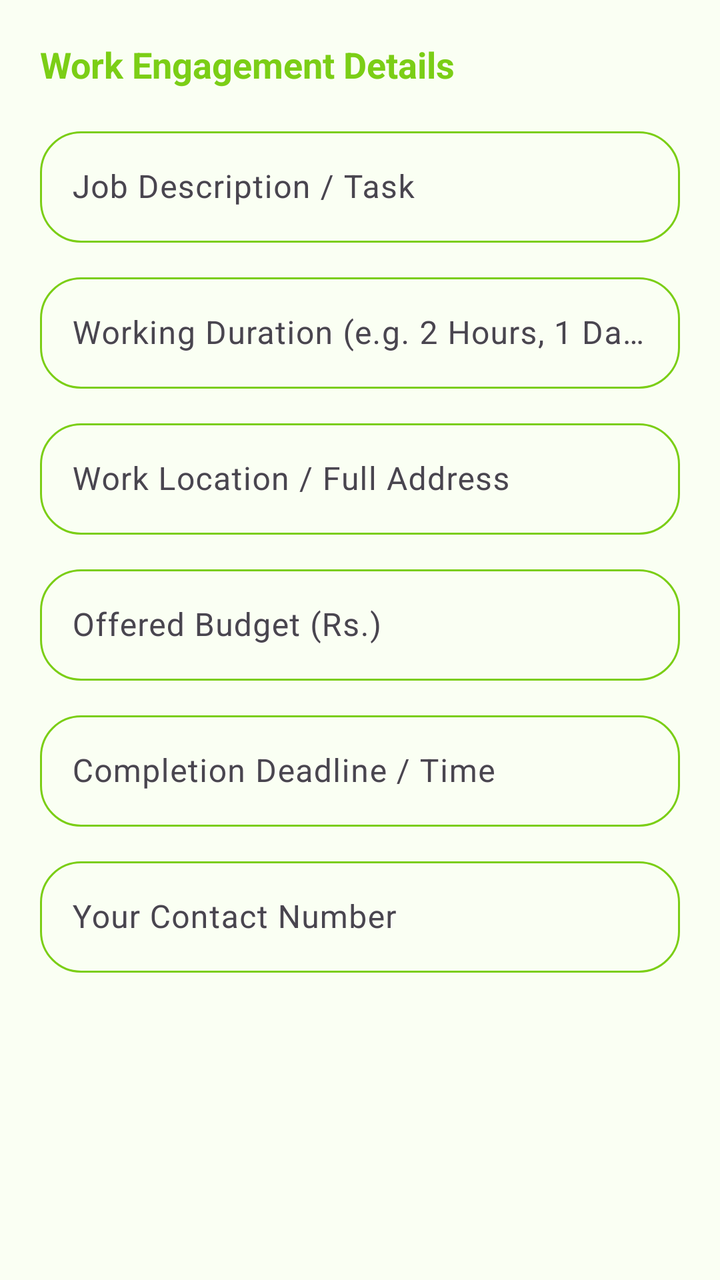
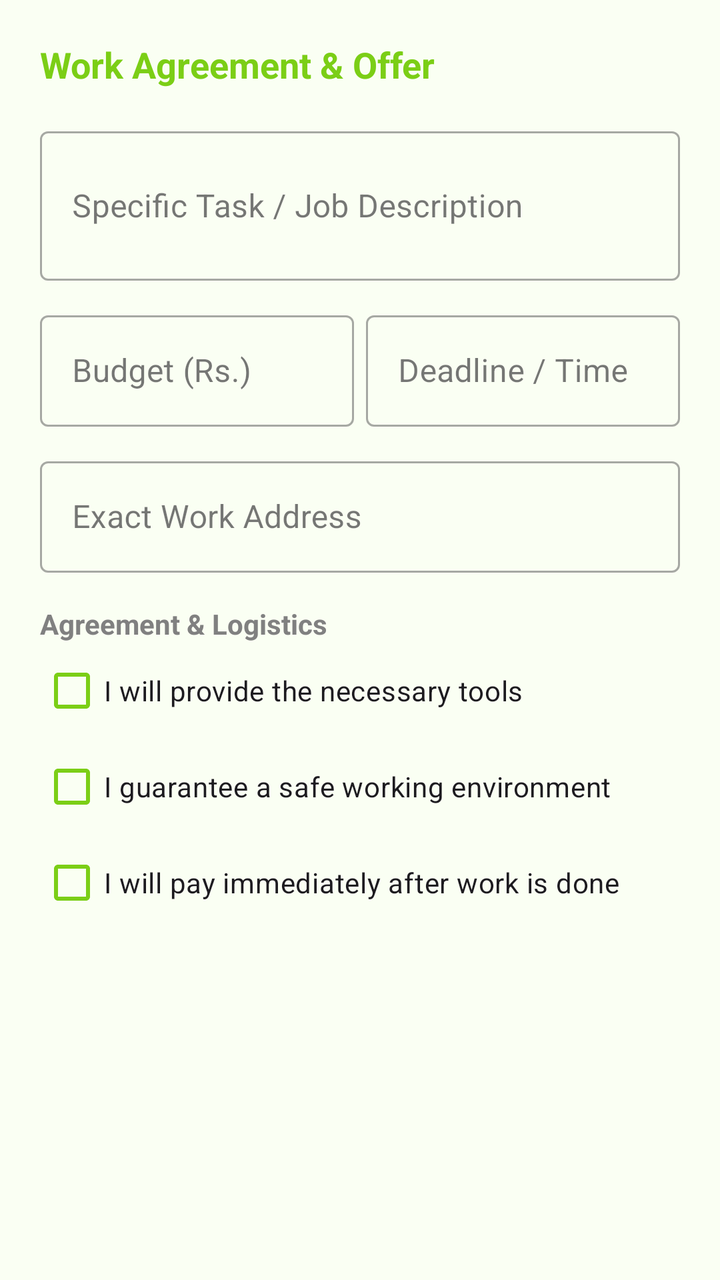

Screens rendered from an Android XML layout before and after an edit, with the pre-edit source and the edit as a unified diff.
<!-- AndroidManifest.xml: application theme Theme.RozgarConnector -->
<!-- res/layout/dialog_hire_details.xml -->
<?xml version="1.0" encoding="utf-8"?>
<ScrollView xmlns:android="http://schemas.android.com/apk/res/android"
    android:layout_width="match_parent"
    android:layout_height="wrap_content"
    android:background="@color/white">

    <LinearLayout
        android:layout_width="match_parent"
        android:layout_height="wrap_content"
        android:orientation="vertical"
        android:padding="20dp">

        <TextView
            android:id="@+id/tvHireTitle"
            android:layout_width="wrap_content"
            android:layout_height="wrap_content"
            android:layout_marginBottom="16dp"
            android:text="@string/work_engagement_details"
            android:textColor="@color/primary_green"
            android:textSize="18sp"
            android:textStyle="bold" />

        <com.google.android.material.textfield.TextInputLayout
            android:id="@+id/tilJobTask"
            android:layout_width="match_parent"
            android:layout_height="wrap_content"
            android:hint="@string/job_task_hint">

            <com.google.android.material.textfield.TextInputEditText
                android:id="@+id/etJobTask"
                android:layout_width="match_parent"
                android:layout_height="wrap_content"
                android:background="@drawable/edittext_border"
                android:inputType="textMultiLine" />
        </com.google.android.material.textfield.TextInputLayout>

        
        <TextView
            android:id="@+id/tvEngagementLabel"
            android:layout_width="wrap_content"
            android:layout_height="wrap_content"
            android:layout_marginTop="12dp"
            android:text="@string/select_engagement_type"
            android:visibility="gone" />

        <Spinner
            android:id="@+id/spinnerEngagement"
            android:layout_width="match_parent"
            android:layout_height="wrap_content"
            android:layout_marginTop="4dp"
            android:background="@android:drawable/btn_dropdown"
            android:padding="8dp"
            android:visibility="gone" />

        
        <com.google.android.material.textfield.TextInputLayout
            android:id="@+id/tilJobDuration"
            android:layout_width="match_parent"
            android:layout_height="wrap_content"
            android:layout_marginTop="12dp"
            android:hint="@string/working_duration_hint">

            <com.google.android.material.textfield.TextInputEditText
                android:id="@+id/etJobDuration"
                android:layout_width="match_parent"
                android:layout_height="wrap_content"
                android:background="@drawable/edittext_border"
                android:inputType="text" />
        </com.google.android.material.textfield.TextInputLayout>

        <com.google.android.material.textfield.TextInputLayout
            android:layout_width="match_parent"
            android:layout_height="wrap_content"
            android:layout_marginTop="12dp"
            android:hint="@string/work_location_hint">

            <com.google.android.material.textfield.TextInputEditText
                android:id="@+id/etJobLocation"
                android:layout_width="match_parent"
                android:layout_height="wrap_content"
                android:background="@drawable/edittext_border"
                android:inputType="text" />
        </com.google.android.material.textfield.TextInputLayout>

        <com.google.android.material.textfield.TextInputLayout
            android:layout_width="match_parent"
            android:layout_height="wrap_content"
            android:layout_marginTop="12dp"
            android:hint="@string/offered_budget_hint">

            <com.google.android.material.textfield.TextInputEditText
                android:id="@+id/etJobBudget"
                android:layout_width="match_parent"
                android:layout_height="wrap_content"
                android:inputType="number"
                android:background="@drawable/edittext_border"/>
        </com.google.android.material.textfield.TextInputLayout>

        <com.google.android.material.textfield.TextInputLayout
            android:layout_width="match_parent"
            android:layout_height="wrap_content"
            android:layout_marginTop="12dp"
            android:hint="@string/completion_deadline_hint">

            <com.google.android.material.textfield.TextInputEditText
                android:id="@+id/etJobDeadline"
                android:layout_width="match_parent"
                android:layout_height="wrap_content"
                android:inputType="text"
                android:background="@drawable/edittext_border"/>
        </com.google.android.material.textfield.TextInputLayout>

        <com.google.android.material.textfield.TextInputLayout
            android:layout_width="match_parent"
            android:layout_height="wrap_content"
            android:layout_marginTop="12dp"
            android:hint="@string/contact_number_hint">

            <com.google.android.material.textfield.TextInputEditText
                android:id="@+id/etJobContact"
                android:layout_width="match_parent"
                android:layout_height="wrap_content"
                android:inputType="phone"
                android:background="@drawable/edittext_border"/>
        </com.google.android.material.textfield.TextInputLayout>

    </LinearLayout>
</ScrollView>
<!-- resources referenced by this layout -->
<resources>
  <color name="primary_green">#7BCE16</color>
  <color name="white">#FAFFF3</color>
  <!-- drawable edittext_border (drawable) -->
  <shape xmlns:android="http://schemas.android.com/apk/res/android">
      <stroke android:width="1dp" android:color="#7BCE16"/>
      <corners android:radius="20dp"/>
      <padding android:left="10dp" android:right="10dp"/>
  </shape>
  <string name="completion_deadline_hint">Completion Deadline / Time</string>
  <string name="contact_number_hint">Your Contact Number</string>
  <string name="job_task_hint">Job Description / Task</string>
  <string name="offered_budget_hint">Offered Budget (Rs.)</string>
  <string name="select_engagement_type">Select Engagement Type</string>
  <string name="work_engagement_details">Work Engagement Details</string>
  <string name="work_location_hint">Work Location / Full Address</string>
  <string name="working_duration_hint">Working Duration (e.g. 2 Hours, 1 Day)</string>
  <style name="Theme.RozgarConnector" parent="Base.Theme.RozgarConnector" />
  <style name="Base.Theme.RozgarConnector" parent="Theme.Material3.DayNight.NoActionBar">
          
          <item name="colorPrimary">@color/primary_green</item>
      </style>
</resources>

<!-- the commit's change to res/layout/dialog_hire_details.xml (unified diff, before → after) -->
@@ -1,5 +1,6 @@
 <?xml version="1.0" encoding="utf-8"?>
 <ScrollView xmlns:android="http://schemas.android.com/apk/res/android"
+    xmlns:app="http://schemas.android.com/apk/res-auto"
     android:layout_width="match_parent"
     android:layout_height="wrap_content"
     android:background="@color/white">
@@ -15,114 +16,105 @@
             android:layout_width="wrap_content"
             android:layout_height="wrap_content"
             android:layout_marginBottom="16dp"
-            android:text="@string/work_engagement_details"
+            android:text="Work Agreement &amp; Offer"
             android:textColor="@color/primary_green"
             android:textSize="18sp"
             android:textStyle="bold" />
 
         <com.google.android.material.textfield.TextInputLayout
-            android:id="@+id/tilJobTask"
             android:layout_width="match_parent"
             android:layout_height="wrap_content"
-            android:hint="@string/job_task_hint">
-
+            android:hint="Specific Task / Job Description"
+            style="@style/Widget.MaterialComponents.TextInputLayout.OutlinedBox">
             <com.google.android.material.textfield.TextInputEditText
                 android:id="@+id/etJobTask"
                 android:layout_width="match_parent"
                 android:layout_height="wrap_content"
-                android:background="@drawable/edittext_border"
-                android:inputType="textMultiLine" />
+                android:inputType="textMultiLine"
+                android:minLines="2"/>
         </com.google.android.material.textfield.TextInputLayout>
 
-        
-        <TextView
-            android:id="@+id/tvEngagementLabel"
-            android:layout_width="wrap_content"
-            android:layout_height="wrap_content"
-            android:layout_marginTop="12dp"
-            android:text="@string/select_engagement_type"
-            android:visibility="gone" />
-
-        <Spinner
-            android:id="@+id/spinnerEngagement"
+        <LinearLayout
             android:layout_width="match_parent"
             android:layout_height="wrap_content"
-            android:layout_marginTop="4dp"
-            android:background="@android:drawable/btn_dropdown"
-            android:padding="8dp"
-            android:visibility="gone" />
+            android:orientation="horizontal"
+            android:weightSum="2"
+            android:layout_marginTop="12dp">
 
-        
-        <com.google.android.material.textfield.TextInputLayout
-            android:id="@+id/tilJobDuration"
-            android:layout_width="match_parent"
-            android:layout_height="wrap_content"
-            android:layout_marginTop="12dp"
-            android:hint="@string/working_duration_hint">
+            <com.google.android.material.textfield.TextInputLayout
+                android:layout_width="0dp"
+                android:layout_height="wrap_content"
+                android:layout_weight="1"
+                android:hint="Budget (Rs.)"
+                android:layout_marginEnd="6dp"
+                style="@style/Widget.MaterialComponents.TextInputLayout.OutlinedBox">
+                <com.google.android.material.textfield.TextInputEditText
+                    android:id="@+id/etJobBudget"
+                    android:layout_width="match_parent"
+                    android:layout_height="wrap_content"
+                    android:inputType="number"/>
+            </com.google.android.material.textfield.TextInputLayout>
 
-            <com.google.android.material.textfield.TextInputEditText
-                android:id="@+id/etJobDuration"
-                android:layout_width="match_parent"
+            <com.google.android.material.textfield.TextInputLayout
+                android:layout_width="0dp"
                 android:layout_height="wrap_content"
-                android:background="@drawable/edittext_border"
-                android:inputType="text" />
-        </com.google.android.material.textfield.TextInputLayout>
+                android:layout_weight="1"
+                android:hint="Deadline / Time"
+                style="@style/Widget.MaterialComponents.TextInputLayout.OutlinedBox">
+                <com.google.android.material.textfield.TextInputEditText
+                    android:id="@+id/etJobDeadline"
+                    android:layout_width="match_parent"
+                    android:layout_height="wrap_content"
+                    android:inputType="text"/>
+            </com.google.android.material.textfield.TextInputLayout>
+        </LinearLayout>
 
         <com.google.android.material.textfield.TextInputLayout
             android:layout_width="match_parent"
             android:layout_height="wrap_content"
             android:layout_marginTop="12dp"
-            android:hint="@string/work_location_hint">
-
+            android:hint="Exact Work Address"
+            style="@style/Widget.MaterialComponents.TextInputLayout.OutlinedBox">
             <com.google.android.material.textfield.TextInputEditText
                 android:id="@+id/etJobLocation"
                 android:layout_width="match_parent"
                 android:layout_height="wrap_content"
-                android:background="@drawable/edittext_border"
-                android:inputType="text" />
+                android:inputType="text"/>
         </com.google.android.material.textfield.TextInputLayout>
 
-        <com.google.android.material.textfield.TextInputLayout
-            android:layout_width="match_parent"
+        
+        <TextView
+            android:layout_width="wrap_content"
             android:layout_height="wrap_content"
-            android:layout_marginTop="12dp"
-            android:hint="@string/offered_budget_hint">
+            android:text="Agreement &amp; Logistics"
+            android:textStyle="bold"
+            android:textSize="14sp"
+            android:layout_marginTop="16dp"
+            android:textColor="@color/grey"/>
 
-            <com.google.android.material.textfield.TextInputEditText
-                android:id="@+id/etJobBudget"
-                android:layout_width="match_parent"
-                android:layout_height="wrap_content"
-                android:inputType="number"
-                android:background="@drawable/edittext_border"/>
-        </com.google.android.material.textfield.TextInputLayout>
+        <CheckBox
+            android:id="@+id/cbToolsProvided"
+            android:layout_width="wrap_content"
+            android:layout_height="wrap_content"
+            android:text="I will provide the necessary tools"
+            android:checked="true"
+            android:buttonTint="@color/primary_green"/>
 
-        <com.google.android.material.textfield.TextInputLayout
-            android:layout_width="match_parent"
+        <CheckBox
+            android:id="@+id/cbSafetyConfirmed"
+            android:layout_width="wrap_content"
             android:layout_height="wrap_content"
-            android:layout_marginTop="12dp"
-            android:hint="@string/completion_deadline_hint">
+            android:text="I guarantee a safe working environment"
+            android:checked="true"
+            android:buttonTint="@color/primary_green"/>
 
-            <com.google.android.material.textfield.TextInputEditText
-                android:id="@+id/etJobDeadline"
-                android:layout_width="match_parent"
-                android:layout_height="wrap_content"
-                android:inputType="text"
-                android:background="@drawable/edittext_border"/>
-        </com.google.android.material.textfield.TextInputLayout>
-
-        <com.google.android.material.textfield.TextInputLayout
-            android:layout_width="match_parent"
+        <CheckBox
+            android:id="@+id/cbPaymentPrompt"
+            android:layout_width="wrap_content"
             android:layout_height="wrap_content"
-            android:layout_marginTop="12dp"
-            android:hint="@string/contact_number_hint">
-
-            <com.google.android.material.textfield.TextInputEditText
-                android:id="@+id/etJobContact"
-                android:layout_width="match_parent"
-                android:layout_height="wrap_content"
-                android:inputType="phone"
-                android:background="@drawable/edittext_border"/>
-        </com.google.android.material.textfield.TextInputLayout>
+            android:text="I will pay immediately after work is done"
+            android:checked="true"
+            android:buttonTint="@color/primary_green"/>
 
     </LinearLayout>
 </ScrollView>
<!-- resource entries referenced after the edit -->
@@ -1,21 +1,8 @@
 <!-- resources referenced by this layout -->
 <resources>
+  <color name="grey">#808080</color>
   <color name="primary_green">#7BCE16</color>
   <color name="white">#FAFFF3</color>
-  <!-- drawable edittext_border (drawable) -->
-  <shape xmlns:android="http://schemas.android.com/apk/res/android">
-      <stroke android:width="1dp" android:color="#7BCE16"/>
-      <corners android:radius="20dp"/>
-      <padding android:left="10dp" android:right="10dp"/>
-  </shape>
-  <string name="completion_deadline_hint">Completion Deadline / Time</string>
-  <string name="contact_number_hint">Your Contact Number</string>
-  <string name="job_task_hint">Job Description / Task</string>
-  <string name="offered_budget_hint">Offered Budget (Rs.)</string>
-  <string name="select_engagement_type">Select Engagement Type</string>
-  <string name="work_engagement_details">Work Engagement Details</string>
-  <string name="work_location_hint">Work Location / Full Address</string>
-  <string name="working_duration_hint">Working Duration (e.g. 2 Hours, 1 Day)</string>
   <style name="Theme.RozgarConnector" parent="Base.Theme.RozgarConnector" />
   <style name="Base.Theme.RozgarConnector" parent="Theme.Material3.DayNight.NoActionBar">
           
